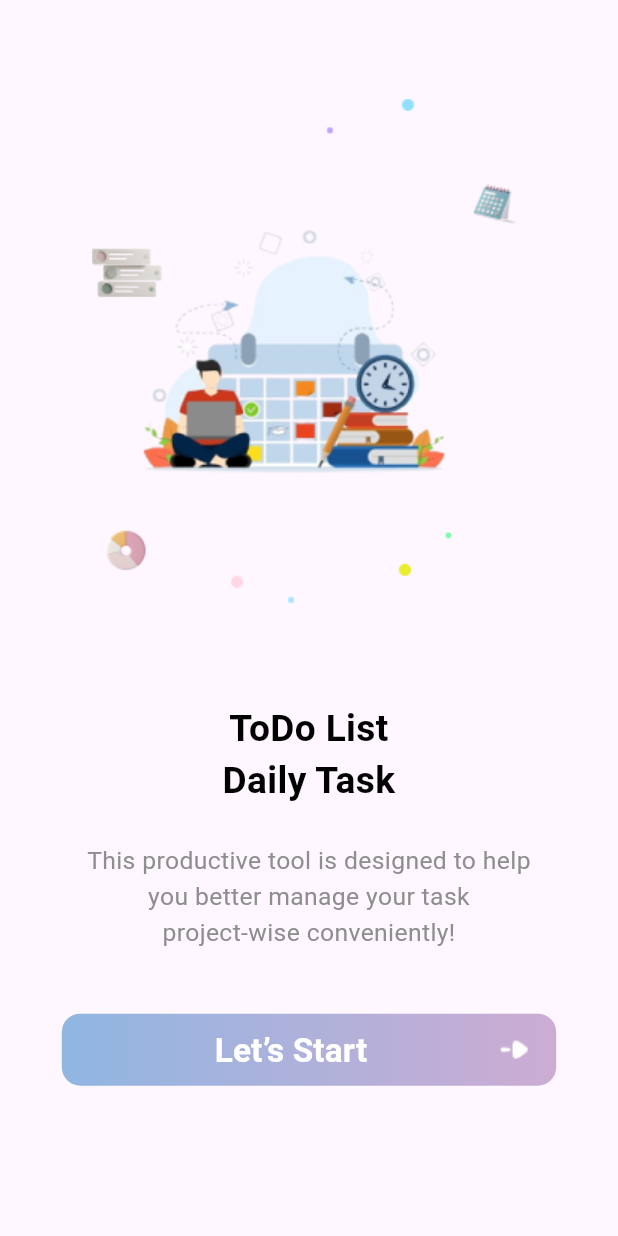
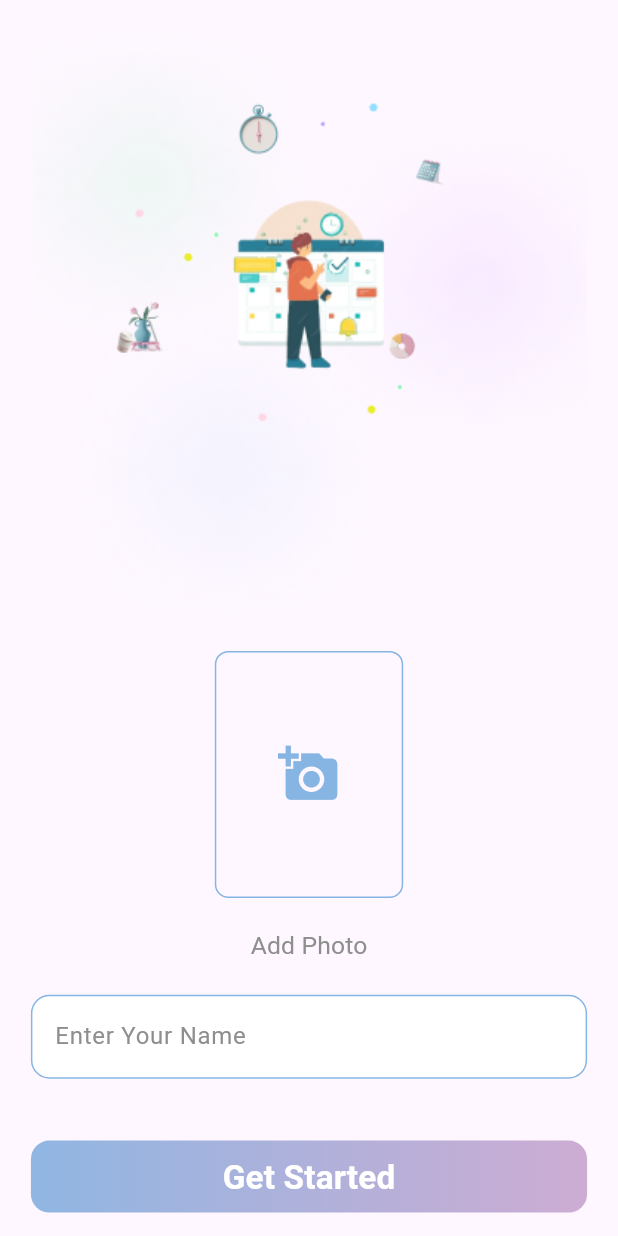
Before and after one commit to atefElhamsa/task-app, a Flutter app: the screen it shows after launch, after a tap on "Let’s Start", on a phone screen of 412 x 824 dp. Run offline on Flutter 3.47's test engine with Material 3 defaults, Android fonts, the phone set to English and light mode, and no system bars; our stand-ins replace google_fonts, image_picker.

Commit message:
login screen added

```diff
--- a/lib/core/utils/app_colors.dart
+++ b/lib/core/utils/app_colors.dart
@@ -4,6 +4,8 @@ class AppColors {
   static const Color black = Colors.black;
   static const Color grey = Color(0XFF8E8E8E);
   static const Color blue = Color(0XFF90B6E2);
+  static const Color blueSky = Color(0XFF87B5E3);
+  static const Color red = Colors.red;
   static const Color move = Color(0XFFCDACD3);
   static const Color white = Colors.white;
 }
--- a/lib/core/utils/app_images.dart
+++ b/lib/core/utils/app_images.dart
@@ -1,4 +1,5 @@
 class AppImages {
   static const String onBoardingImage = "assets/images/onboarding_image.png";
   static const String arrowLeft = "assets/images/Arrow.png";
+  static const String loginImage = "assets/images/login_image.png";
 }
--- a/lib/core/utils/app_texts.dart
+++ b/lib/core/utils/app_texts.dart
@@ -1,5 +1,10 @@
 class AppTexts {
   static const String todoListDailyTask = "ToDo List\nDaily Task";
   static const String letsStart = "Let’s Start";
+  static const String addPhoto = "Add Photo";
+  static const String updatePhoto = "Update Photo";
+  static const String enterName = "Enter Your Name";
+  static const String yourName = "Your Name";
+  static const String getStarted = "Get Started";
   static const String descriptionOnBoarding = "This productive tool is designed to help\nyou better manage your task\nproject-wise conveniently!";
 }
--- /dev/null
+++ b/lib/features/login/views/login_screen.dart
@@ -0,0 +1,123 @@
+import 'dart:io';
+import 'package:flutter/material.dart';
+import 'package:google_fonts/google_fonts.dart';
+import 'package:image_picker/image_picker.dart';
+import 'package:tasks/core/utils/app_colors.dart';
+import 'package:tasks/core/utils/app_images.dart';
+import 'package:tasks/core/utils/app_texts.dart';
+import 'package:tasks/features/login/views/widgets/form_widget.dart';
+import 'package:tasks/features/login/views/widgets/navigate_container_widget.dart';
+
+class LoginScreen extends StatefulWidget {
+  const LoginScreen({super.key});
+
+  @override
+  State<LoginScreen> createState() => _LoginScreenState();
+}
+
+class _LoginScreenState extends State<LoginScreen> {
+  var userNameKey = GlobalKey<FormState>();
+  var name = TextEditingController();
+
+  XFile? myPhoto;
+
+  Future<XFile?> pickImage() async {
+    final ImagePicker picker = ImagePicker();
+    final XFile? image = await picker.pickImage(source: ImageSource.gallery);
+    return image;
+  }
+
+  @override
+  Widget build(BuildContext context) {
+    return Scaffold(
+      body: SingleChildScrollView(
+        child: Padding(
+          padding: EdgeInsets.all(MediaQuery.of(context).size.width * 0.05),
+          child: Column(
+            children: [
+              Image.asset(AppImages.loginImage),
+              InkWell(
+                onTap: () {
+                  pickImage().then(
+                    (value) {
+                      setState(() {
+                        myPhoto = value;
+                      });
+                    },
+                  );
+                },
+                child: Container(
+                  height: MediaQuery.of(context).size.height * 0.2,
+                  decoration: BoxDecoration(
+                    borderRadius: BorderRadius.circular(
+                      MediaQuery.of(context).size.width * 0.022,
+                    ),
+                    border: Border.all(
+                      color: AppColors.blueSky,
+                    ),
+                  ),
+                  child: myPhoto == null
+                      ? Padding(
+                        padding: EdgeInsets.all(MediaQuery.of(context).size.width * 0.1),
+                        child: Icon(
+                            Icons.add_a_photo,
+                            size: MediaQuery.of(context).size.height * 0.05,
+                            color: AppColors.blueSky,
+                          ),
+                      )
+                      : ClipRRect(
+                          borderRadius: BorderRadius.circular(
+                            MediaQuery.of(context).size.width * 0.02,
+                          ),
+                          child: Image.file(
+                            File(
+                              myPhoto!.path,
+                            ),
+                          ),
+                        ),
+                ),
+              ),
+              SizedBox(
+                height: MediaQuery.of(context).size.height * 0.01,
+              ),
+              TextButton(
+                onPressed: () {
+                  pickImage().then(
+                    (value) {
+                      setState(() {
+                        myPhoto = value;
+                      });
+                    },
+                  );
+                },
+                child: Text(
+                  myPhoto == null ? AppTexts.addPhoto : AppTexts.updatePhoto,
+                  style: GoogleFonts.lexendDeca(
+                    textStyle: TextStyle(
+                      fontWeight: FontWeight.w400,
+                      color: AppColors.grey,
+                      fontSize: MediaQuery.of(context).size.height * 0.02,
+                    ),
+                  ),
+                ),
+              ),
+              SizedBox(
+                height: MediaQuery.of(context).size.height * 0.01,
+              ),
+              FormWidget(
+                name: name,
+                userNameKey: userNameKey,
+              ),
+              SizedBox(
+                height: MediaQuery.of(context).size.height * 0.05,
+              ),
+              NavigateContainerWidgetLogin(
+                userNameKey: userNameKey,
+              ),
+            ],
+          ),
+        ),
+      ),
+    );
+  }
+}
--- /dev/null
+++ b/lib/features/login/views/widgets/form_widget.dart
@@ -0,0 +1,74 @@
+// ignore_for_file: must_be_immutable
+import 'package:flutter/material.dart';
+import '../../../../core/utils/app_colors.dart';
+import '../../../../core/utils/app_texts.dart';
+
+class FormWidget extends StatelessWidget {
+  FormWidget({super.key, required this.userNameKey, required this.name});
+
+  GlobalKey<FormState> userNameKey;
+  TextEditingController name;
+
+  @override
+  Widget build(BuildContext context) {
+    return Form(
+      key: userNameKey,
+      child: TextFormField(
+        onFieldSubmitted: (value) {
+          FocusScope.of(context).requestFocus(
+            FocusNode(),
+          );
+        },
+        validator: (value) {
+          if (value == null || value.isEmpty) {
+            return "name can't be empty";
+          }
+          return null;
+        },
+        controller: name,
+        keyboardType: TextInputType.name,
+        cursorColor: AppColors.black,
+        decoration: InputDecoration(
+          focusedErrorBorder: OutlineInputBorder(
+            borderRadius:
+                BorderRadius.circular(MediaQuery.of(context).size.width * 0.03),
+            borderSide: const BorderSide(
+              color: AppColors.blueSky,
+              width: 2,
+            ),
+          ),
+          errorBorder: OutlineInputBorder(
+            borderRadius:
+                BorderRadius.circular(MediaQuery.of(context).size.width * 0.03),
+            borderSide: const BorderSide(
+              color: AppColors.red,
+              width: 1,
+            ),
+          ),
+          filled: true,
+          fillColor: AppColors.white,
+          label: const Text(
+            AppTexts.enterName,
+            style: TextStyle(color: AppColors.grey),
+          ),
+          enabledBorder: OutlineInputBorder(
+            borderRadius:
+                BorderRadius.circular(MediaQuery.of(context).size.width * 0.03),
+            borderSide: const BorderSide(
+              color: AppColors.blueSky,
+              width: 1,
+            ),
+          ),
+          focusedBorder: OutlineInputBorder(
+            borderRadius:
+                BorderRadius.circular(MediaQuery.of(context).size.width * 0.03),
+            borderSide: const BorderSide(
+              color: AppColors.blue,
+              width: 2,
+            ),
+          ),
+        ),
+      ),
+    );
+  }
+}
--- /dev/null
+++ b/lib/features/login/views/widgets/navigate_container_widget.dart
@@ -0,0 +1,57 @@
+// ignore_for_file: must_be_immutable
+import 'package:flutter/material.dart';
+import 'package:google_fonts/google_fonts.dart';
+import '../../../../core/utils/app_colors.dart';
+import '../../../../core/utils/app_texts.dart';
+
+class NavigateContainerWidgetLogin extends StatefulWidget {
+  NavigateContainerWidgetLogin({super.key, required this.userNameKey});
+
+  GlobalKey<FormState> userNameKey;
+
+  @override
+  State<NavigateContainerWidgetLogin> createState() => _NavigateContainerWidgetLoginState();
+}
+
+class _NavigateContainerWidgetLoginState extends State<NavigateContainerWidgetLogin> {
+  @override
+  Widget build(BuildContext context) {
+    return Container(
+      width: double.infinity,
+      decoration: BoxDecoration(
+        gradient: const LinearGradient(
+          colors: [
+            AppColors.blue,
+            AppColors.move,
+          ],
+        ),
+        borderRadius: BorderRadius.circular(
+            MediaQuery.of(context).size.width * 0.03),
+      ),
+      child: MaterialButton(
+        onPressed: () {
+          if(widget.userNameKey.currentState!.validate() == true){
+            Navigator.push(
+              context,
+              MaterialPageRoute(builder: (context){
+                return const Text("data");
+              }),
+            );
+          }
+        },
+        child: Text(
+          AppTexts.getStarted,
+          style: GoogleFonts.lexendDeca(
+            textStyle: TextStyle(
+              color: AppColors.white,
+              fontWeight: FontWeight.w600,
+              fontSize:
+              MediaQuery.of(context).size.height * 0.027,
+            ),
+          ),
+          textAlign: TextAlign.center,
+        ),
+      ),
+    );
+  }
+}
--- a/lib/features/onboarding/views/onboarding_screen.dart
+++ b/lib/features/onboarding/views/onboarding_screen.dart
@@ -3,6 +3,7 @@ import 'package:google_fonts/google_fonts.dart';
 import 'package:tasks/core/utils/app_colors.dart';
 import 'package:tasks/core/utils/app_images.dart';
 import 'package:tasks/core/utils/app_texts.dart';
+import 'package:tasks/features/onboarding/views/widgets/navigate_container_widget.dart';
 
 class OnBoardingScreen extends StatelessWidget {
   const OnBoardingScreen({super.key});
@@ -50,40 +51,7 @@ class OnBoardingScreen extends StatelessWidget {
               SizedBox(
                 height: MediaQuery.of(context).size.height * 0.05,
               ),
-              Container(
-                decoration: BoxDecoration(
-                  gradient: const LinearGradient(
-                    colors: [
-                      AppColors.blue,
-                      AppColors.move,
-                    ],
-                  ),
-                  borderRadius: BorderRadius.circular(
-                      MediaQuery.of(context).size.width * 0.03),
-                ),
-                child: MaterialButton(
-                  onPressed: () {},
-                  child: Row(
-                    children: [
-                      Expanded(
-                        child: Text(
-                          AppTexts.letsStart,
-                          style: GoogleFonts.lexendDeca(
-                            textStyle: TextStyle(
-                              color: AppColors.white,
-                              fontWeight: FontWeight.w600,
-                              fontSize:
-                                  MediaQuery.of(context).size.height * 0.027,
-                            ),
-                          ),
-                          textAlign: TextAlign.center,
-                        ),
-                      ),
-                      Image.asset(AppImages.arrowLeft),
-                    ],
-                  ),
-                ),
-              ),
+              const NavigateContainerWidgetOnBoarding(),
             ],
           ),
         ),
--- /dev/null
+++ b/lib/features/onboarding/views/widgets/navigate_container_widget.dart
@@ -0,0 +1,61 @@
+import 'package:flutter/material.dart';
+import 'package:google_fonts/google_fonts.dart';
+
+import '../../../../core/utils/app_colors.dart';
+import '../../../../core/utils/app_images.dart';
+import '../../../../core/utils/app_texts.dart';
+import '../../../login/views/login_screen.dart';
+
+class NavigateContainerWidgetOnBoarding extends StatefulWidget {
+  const NavigateContainerWidgetOnBoarding({super.key});
+
+  @override
+  State<NavigateContainerWidgetOnBoarding> createState() => _NavigateContainerWidgetOnBoardingState();
+}
+
+class _NavigateContainerWidgetOnBoardingState extends State<NavigateContainerWidgetOnBoarding> {
+  @override
+  Widget build(BuildContext context) {
+    return Container(
+      decoration: BoxDecoration(
+        gradient: const LinearGradient(
+          colors: [
+            AppColors.blue,
+            AppColors.move,
+          ],
+        ),
+        borderRadius: BorderRadius.circular(
+            MediaQuery.of(context).size.width * 0.03),
+      ),
+      child: MaterialButton(
+        onPressed: () {
+          Navigator.push(
+            context,
+            MaterialPageRoute(builder: (context){
+              return const LoginScreen();
+            }),
+          );
+        },
+        child: Row(
+          children: [
+            Expanded(
+              child: Text(
+                AppTexts.letsStart,
+                style: GoogleFonts.lexendDeca(
+                  textStyle: TextStyle(
+                    color: AppColors.white,
+                    fontWeight: FontWeight.w600,
+                    fontSize:
+                    MediaQuery.of(context).size.height * 0.027,
+                  ),
+                ),
+                textAlign: TextAlign.center,
+              ),
+            ),
+            Image.asset(AppImages.arrowLeft),
+          ],
+        ),
+      ),
+    );
+  }
+}
--- a/pubspec.yaml
+++ b/pubspec.yaml
@@ -36,6 +36,7 @@ dependencies:
   # Use with the CupertinoIcons class for iOS style icons.
   cupertino_icons: ^1.0.6
   google_fonts: ^6.2.1
+  image_picker: ^1.1.1
 
 dev_dependencies:
   flutter_test:
```
Also changed, not shown: assets/images/login_image.png (added), pubspec.lock, 5 other files.
